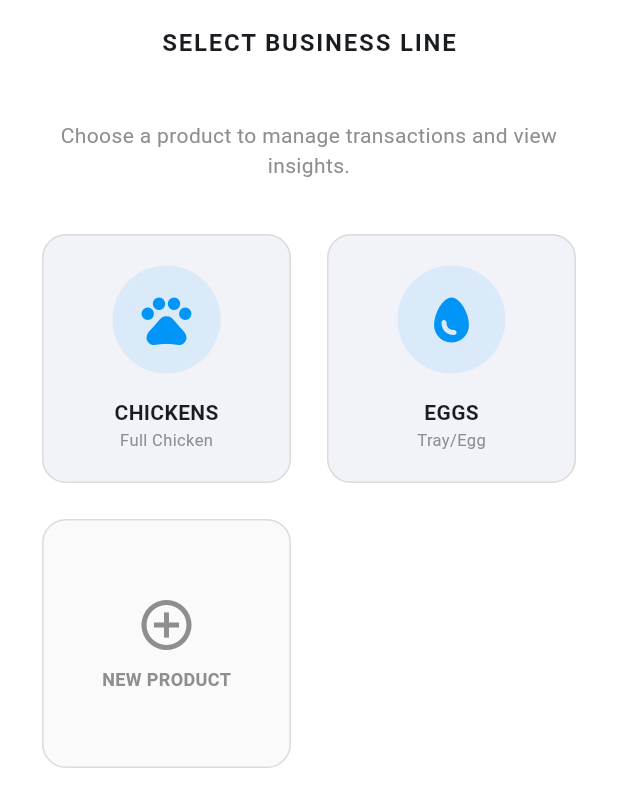
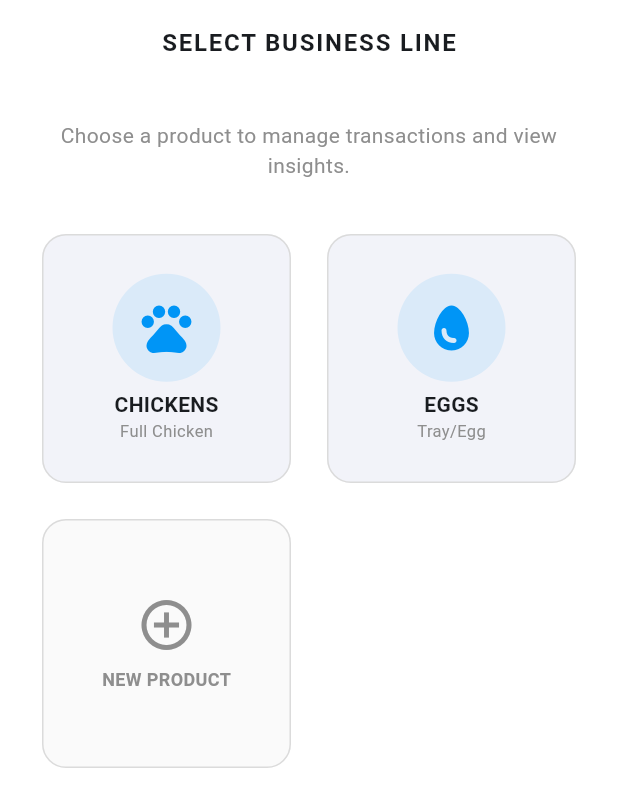
Before and after one commit to Five-Two-Two-Five/Zayi, a Flutter app: the screen it shows after launch, on a phone screen of 412 x 824 dp. Shown: the top 807 px of the screen. Run offline on Flutter 3.47's test engine with Material 3 defaults, Android fonts, the phone set to English and light mode, and no system bars; our stand-ins replace fl_chart, flutter_blue_plus, flutter_riverpod, geolocator, hive, image_picker and 6 more; missing offline and left inert: blue_thermal_printer; accounts and stored records are empty; Roboto replaces fonts that are missing (Montserrat).

Commit message:
Reduce vertical spacing in forms for a more compact layout

```diff
--- a/lib/main.dart
+++ b/lib/main.dart
@@ -39,17 +39,23 @@ class EggTraderApp extends StatelessWidget {
         inputDecorationTheme: InputDecorationTheme(
           filled: true,
           fillColor: InstaPalette.cardBackground,
-          contentPadding: const EdgeInsets.symmetric(horizontal: 16, vertical: 16),
+          contentPadding: const EdgeInsets.symmetric(horizontal: 16, vertical: 12),
+          isDense: false,
+          alignLabelWithHint: true,
           border: OutlineInputBorder(
             borderRadius: BorderRadius.circular(8),
-            borderSide: BorderSide.none,
+            borderSide: const BorderSide(color: InstaPalette.border),
+          ),
+          enabledBorder: OutlineInputBorder(
+            borderRadius: BorderRadius.circular(8),
+            borderSide: const BorderSide(color: InstaPalette.border),
           ),
           focusedBorder: OutlineInputBorder(
             borderRadius: BorderRadius.circular(8),
             borderSide: const BorderSide(color: InstaPalette.accent, width: 2),
           ),
           floatingLabelBehavior: FloatingLabelBehavior.always,
-          labelStyle: const TextStyle(color: InstaPalette.textSecondary),
+          labelStyle: const TextStyle(color: InstaPalette.textSecondary, fontSize: 14),
         ),
         elevatedButtonTheme: ElevatedButtonThemeData(
           style: ElevatedButton.styleFrom(
--- a/lib/screens/product_selection_screen.dart
+++ b/lib/screens/product_selection_screen.dart
@@ -90,7 +90,7 @@ class ProductSelectionScreen extends ConsumerWidget {
                 color: InstaPalette.accent,
               ),
             ),
-            const SizedBox(height: 16),
+            const SizedBox(height: 5),
             Text(
               product.name.toUpperCase(),
               style: const TextStyle(fontWeight: FontWeight.bold, fontSize: 14),
@@ -149,14 +149,17 @@ class ProductSelectionScreen extends ConsumerWidget {
                 controller: nameController,
                 decoration: const InputDecoration(labelText: 'Product Name (e.g. Chickens)'),
               ),
+              const SizedBox(height: 5),
               TextField(
                 controller: unitController,
                 decoration: const InputDecoration(labelText: 'Primary Unit (e.g. Full Chicken)'),
               ),
+              const SizedBox(height: 5),
               TextField(
                 controller: subUnitController,
                 decoration: const InputDecoration(labelText: 'Sub-unit (Optional, e.g. Piece)'),
               ),
+              const SizedBox(height: 5),
               TextField(
                 controller: ratioController,
                 decoration: const InputDecoration(labelText: 'Sub-units per Unit'),
--- a/lib/screens/products_screen.dart
+++ b/lib/screens/products_screen.dart
@@ -81,8 +81,11 @@ class ProductsScreen extends ConsumerWidget {
             mainAxisSize: MainAxisSize.min,
             children: [
               TextField(controller: nameController, decoration: const InputDecoration(labelText: 'Name')),
+              const SizedBox(height: 5),
               TextField(controller: unitController, decoration: const InputDecoration(labelText: 'Primary Unit')),
+              const SizedBox(height: 5),
               TextField(controller: subUnitController, decoration: const InputDecoration(labelText: 'Sub-unit')),
+              const SizedBox(height: 5),
               TextField(controller: ratioController, decoration: const InputDecoration(labelText: 'Sub-units per Unit'), keyboardType: TextInputType.number),
             ],
           ),
--- a/lib/screens/receipt_settings_screen.dart
+++ b/lib/screens/receipt_settings_screen.dart
@@ -202,7 +202,7 @@ class _ReceiptSettingsFormState extends ConsumerState<ReceiptSettingsForm> {
 
   Widget _buildTextFormField(TextEditingController controller, String label, IconData icon, {int maxLines = 1, TextInputType? keyboardType, bool isRequired = false}) {
     return Padding(
-      padding: const EdgeInsets.only(bottom: 16.0),
+      padding: const EdgeInsets.only(bottom: 5.0),
       child: TextFormField(
         controller: controller,
         maxLines: maxLines,
@@ -228,9 +228,9 @@ class _ReceiptSettingsFormState extends ConsumerState<ReceiptSettingsForm> {
             padding: const EdgeInsets.only(top: 12.0),
             child: Row(
               children: [
-                Expanded(child: TextFormField(decoration: const InputDecoration(labelText: 'Label', isDense: true), initialValue: tax['label'], onChanged: (v) => _predefinedTaxes[idx]['label'] = v)),
+                Expanded(child: TextFormField(decoration: const InputDecoration(labelText: 'Label'), initialValue: tax['label'], onChanged: (v) => _predefinedTaxes[idx]['label'] = v)),
                 const SizedBox(width: 8),
-                Expanded(child: TextFormField(decoration: const InputDecoration(labelText: 'Rate %', isDense: true), initialValue: tax['rate'].toString(), onChanged: (v) => _predefinedTaxes[idx]['rate'] = double.tryParse(v) ?? 0.0)),
+                Expanded(child: TextFormField(decoration: const InputDecoration(labelText: 'Rate %'), initialValue: tax['rate'].toString(), onChanged: (v) => _predefinedTaxes[idx]['rate'] = double.tryParse(v) ?? 0.0)),
                 IconButton(icon: const Icon(Icons.remove_circle_outline, color: Colors.red), onPressed: () => setState(() => _predefinedTaxes.removeAt(idx))),
               ],
             ),
```
Also changed, not shown: lib/screens/expense_screen.dart (+5 -5 lines), lib/screens/purchase_screen.dart (+9 -9 lines), lib/screens/sale_screen.dart (+10 -10 lines), 1 other file.
